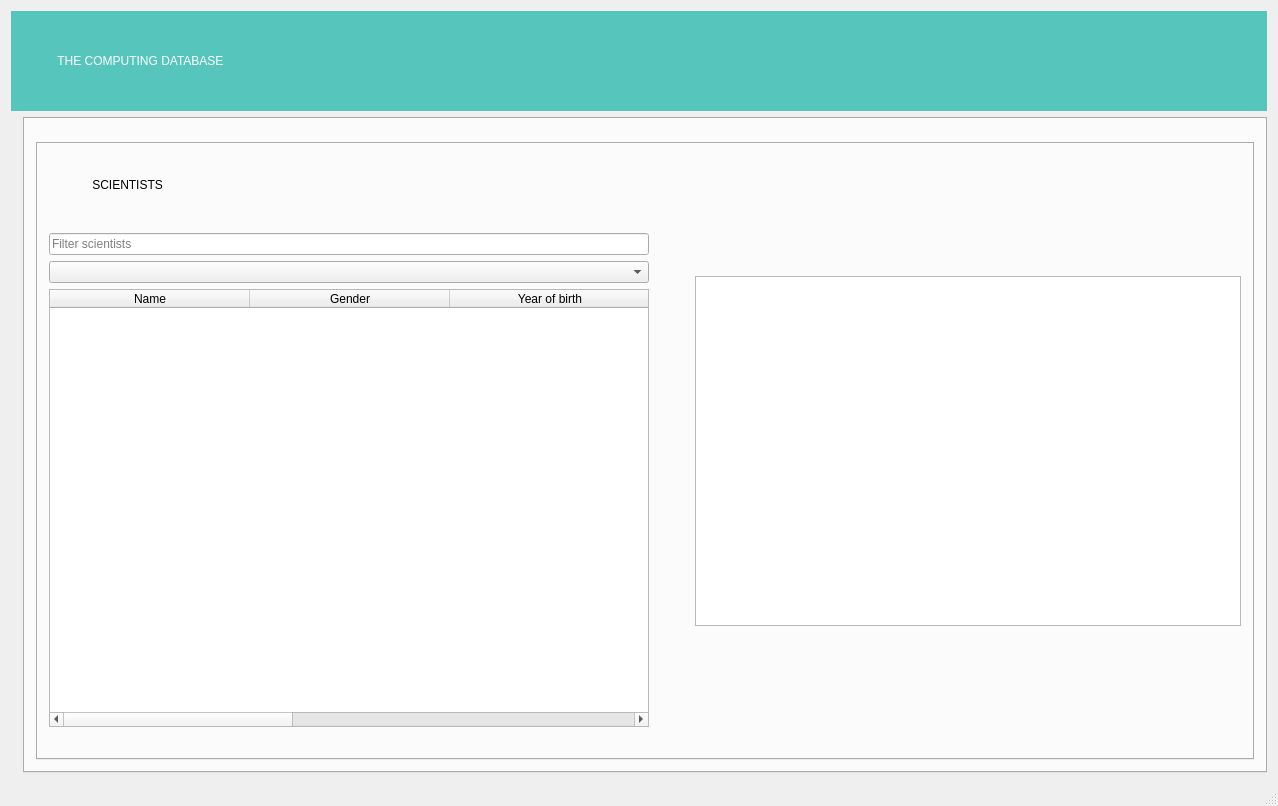
Qt form mainwindow.ui (olofristen/VLN1_Skil3) before a commit.
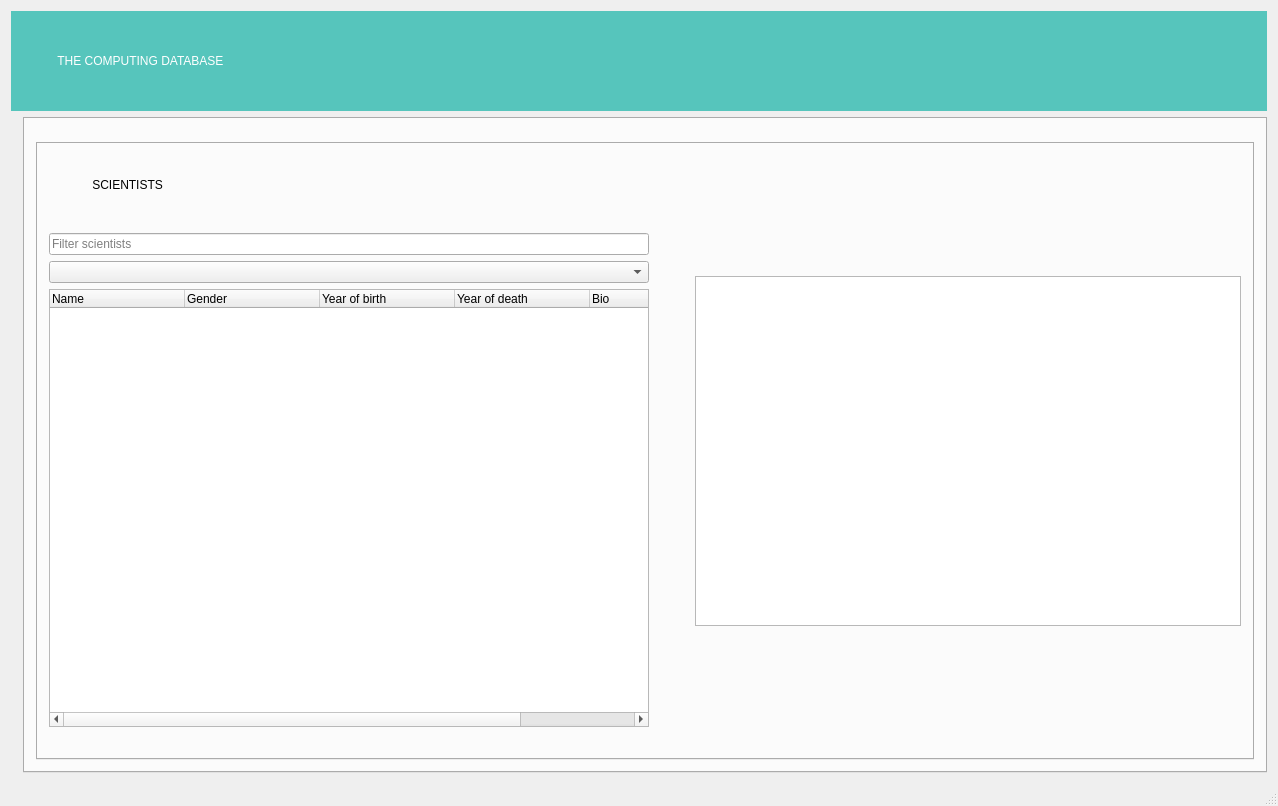
The same form after that commit. The open tabs and pages were chosen to show the change. Icons and pictures are not drawn.

Commit message: tab staerdir i toflum og fl

```diff
--- a/mainwindow.ui
+++ b/mainwindow.ui
@@ -1215,7 +1215,7 @@
                  <bool>true</bool>
                 </attribute>
                 <attribute name="horizontalHeaderDefaultSectionSize">
-                 <number>200</number>
+                 <number>135</number>
                 </attribute>
                 <attribute name="horizontalHeaderMinimumSectionSize">
                  <number>70</number>
@@ -1223,30 +1223,48 @@
                 <attribute name="horizontalHeaderStretchLastSection">
                  <bool>true</bool>
                 </attribute>
+                <attribute name="verticalHeaderDefaultSectionSize">
+                 <number>30</number>
+                </attribute>
                 <column>
                  <property name="text">
                   <string>Name</string>
                  </property>
+                 <property name="textAlignment">
+                  <set>AlignLeading|AlignVCenter</set>
+                 </property>
                 </column>
                 <column>
                  <property name="text">
                   <string>Gender</string>
                  </property>
+                 <property name="textAlignment">
+                  <set>AlignLeading|AlignVCenter</set>
+                 </property>
                 </column>
                 <column>
                  <property name="text">
                   <string>Year of birth</string>
                  </property>
+                 <property name="textAlignment">
+                  <set>AlignLeading|AlignVCenter</set>
+                 </property>
                 </column>
                 <column>
                  <property name="text">
                   <string>Year of death</string>
                  </property>
+                 <property name="textAlignment">
+                  <set>AlignLeading|AlignVCenter</set>
+                 </property>
                 </column>
                 <column>
                  <property name="text">
                   <string>Bio</string>
                  </property>
+                 <property name="textAlignment">
+                  <set>AlignLeading|AlignVCenter</set>
+                 </property>
                 </column>
                </widget>
               </item>
```
Left out of the diff: 13 changed lines with no effect on the pictures.
